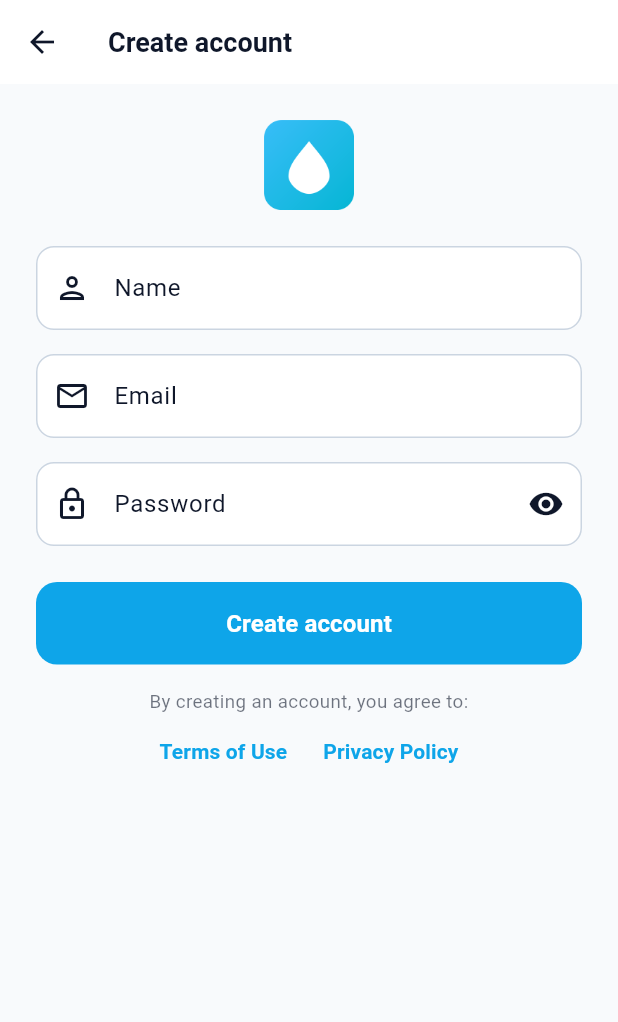
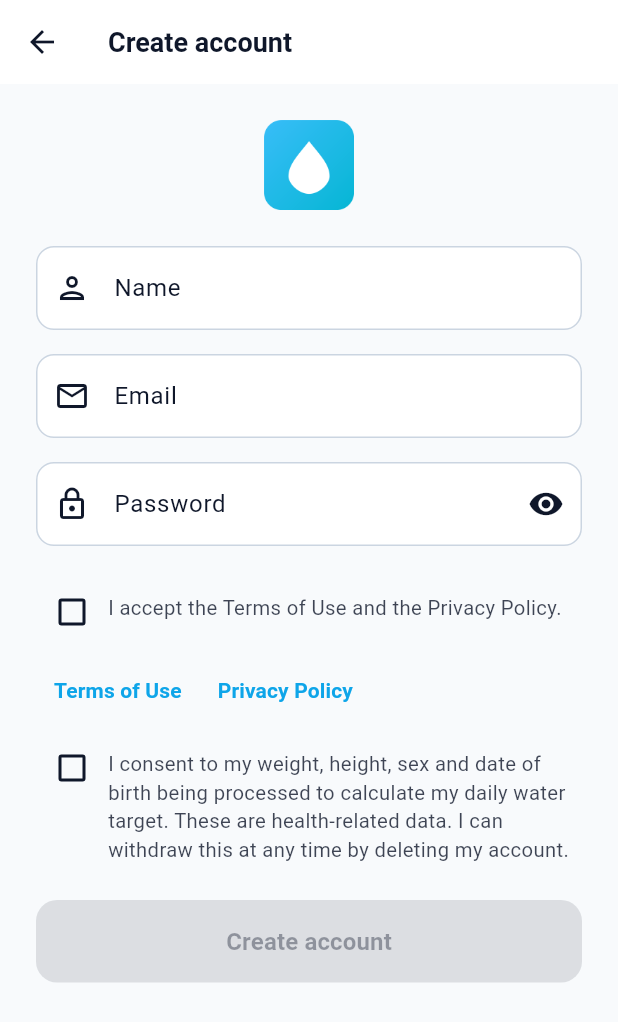
Before and after one commit to vovafes/water-app-mobile, a Flutter app: the RegisterScreen screen opened directly, on a phone screen of 412 x 824 dp. Shown: the top 1022 px of the screen. Run offline on Flutter 3.47's test engine with Material 3 defaults, Android fonts, the phone set to English and light mode, and no system bars; our stand-ins replace easy_localization, flutter_local_notifications, flutter_svg, flutter_timezone, image_picker, in_app_purchase and 3 more; missing offline and left inert: in_app_purchase_android, in_app_purchase_storekit; accounts and stored records are empty; network calls fail.

Commit message:
Forgot-password screen and sign-up consent boxes
- Sign-in links to a reset screen that asks the server for the mail and words the
  confirmation so it does not reveal whether the address has an account.
- Sign-up needs both boxes (Terms/Privacy, and explicit consent to process body
  measurements) before the button works, and sends both flags to the server.
- Translations in en/de/ru/uk and widget tests for both.

Co-Authored-By: Claude Sonnet 5.5 <noreply@anthropic.com>

```diff
--- a/assets/i18n/de.json
+++ b/assets/i18n/de.json
@@ -410,5 +410,12 @@
   "Not confirmed yet. Open the link in the email, then try again.": "Noch nicht bestätigt. Öffne den Link in der E-Mail und versuche es dann erneut.",
   "Wrong address? Log out": "Falsche Adresse? Abmelden",
   "Load more": "Mehr laden",
-  "New": "Neu"
+  "New": "Neu",
+  "Forgot password?": "Passwort vergessen?",
+  "Enter the email you signed up with. We'll send you a link to choose a new password.": "Gib die E-Mail-Adresse ein, mit der du dich registriert hast. Wir senden dir einen Link, um ein neues Passwort zu wählen.",
+  "If that address has an account, a reset link is on its way. Look in your spam folder too.": "Falls zu dieser Adresse ein Konto existiert, ist ein Link unterwegs. Schau auch im Spam-Ordner nach.",
+  "Too many attempts. Wait a minute and try again.": "Zu viele Versuche. Warte eine Minute und versuche es erneut.",
+  "Could not send the link. Check your connection and try again.": "Der Link konnte nicht gesendet werden. Prüfe deine Verbindung und versuche es erneut.",
+  "I accept the Terms of Use and the Privacy Policy.": "Ich akzeptiere die Nutzungsbedingungen und die Datenschutzerklärung.",
+  "I consent to my weight, height, sex and date of birth being processed to calculate my daily water target. These are health-related data. I can withdraw this at any time by deleting my account.": "Ich willige in die Verarbeitung meines Gewichts, meiner Größe, meines Geschlechts und meines Geburtsdatums zur Berechnung meines täglichen Wasserziels ein. Dies sind gesundheitsbezogene Daten. Ich kann die Einwilligung jederzeit widerrufen, indem ich mein Konto lösche."
 }
--- a/assets/i18n/en.json
+++ b/assets/i18n/en.json
@@ -410,5 +410,12 @@
   "Not confirmed yet. Open the link in the email, then try again.": "Not confirmed yet. Open the link in the email, then try again.",
   "Wrong address? Log out": "Wrong address? Log out",
   "Load more": "Load more",
-  "New": "New"
+  "New": "New",
+  "Forgot password?": "Forgot password?",
+  "Enter the email you signed up with. We'll send you a link to choose a new password.": "Enter the email you signed up with. We'll send you a link to choose a new password.",
+  "If that address has an account, a reset link is on its way. Look in your spam folder too.": "If that address has an account, a reset link is on its way. Look in your spam folder too.",
+  "Too many attempts. Wait a minute and try again.": "Too many attempts. Wait a minute and try again.",
+  "Could not send the link. Check your connection and try again.": "Could not send the link. Check your connection and try again.",
+  "I accept the Terms of Use and the Privacy Policy.": "I accept the Terms of Use and the Privacy Policy.",
+  "I consent to my weight, height, sex and date of birth being processed to calculate my daily water target. These are health-related data. I can withdraw this at any time by deleting my account.": "I consent to my weight, height, sex and date of birth being processed to calculate my daily water target. These are health-related data. I can withdraw this at any time by deleting my account."
 }
--- a/lib/providers/auth_provider.dart
+++ b/lib/providers/auth_provider.dart
@@ -6,6 +6,28 @@ import '../services/entitlement_store.dart';
 import '../models/entitlement.dart';
 import '../models/user.dart';
 import '../premium/premium_gate.dart';
+
+/// What came of asking for a password-reset link.
+enum PasswordResetOutcome { sent, throttled, invalid, failed }
+
+class PasswordResetResult {
+  final PasswordResetOutcome outcome;
+
+  /// The server's own wording for [PasswordResetOutcome.invalid].
+  final String? message;
+
+  const PasswordResetResult.sent()
+    : outcome = PasswordResetOutcome.sent,
+      message = null;
+  const PasswordResetResult.throttled()
+    : outcome = PasswordResetOutcome.throttled,
+      message = null;
+  const PasswordResetResult.failed()
+    : outcome = PasswordResetOutcome.failed,
+      message = null;
+  const PasswordResetResult.invalid(this.message)
+    : outcome = PasswordResetOutcome.invalid;
+}
 
 class AuthProvider extends ChangeNotifier {
   User? _user;
@@ -66,6 +88,30 @@ class AuthProvider extends ChangeNotifier {
     }
   }
 
+  /// Asks the server to mail a link for choosing a new password.
+  ///
+  /// The server answers the same whether or not the address has an account (so
+  /// the form cannot be used to find out who is registered), and the screen
+  /// must not hint otherwise either.
+  Future<PasswordResetResult> requestPasswordReset(String email) async {
+    final res = await ApiService.post('/auth/forgot-password', {
+      'email': email,
+    }, auth: false);
+    if (res['success'] == true) return const PasswordResetResult.sent();
+    final status = res['status'];
+    if (status == 429) return const PasswordResetResult.throttled();
+    if (status == 422) {
+      final data = res['data'];
+      return PasswordResetResult.invalid(
+        _readError(
+          data is Map<String, dynamic> ? data : <String, dynamic>{},
+          'Could not send the link. Check your connection and try again.'.tr(),
+        ),
+      );
+    }
+    return const PasswordResetResult.failed();
+  }
+
   /// Asks the backend to send the confirmation link again.
   Future<bool> resendVerification() async {
     final res = await ApiService.post(
@@ -120,7 +166,17 @@ class AuthProvider extends ChangeNotifier {
     }
   }
 
-  Future<bool> register(String name, String email, String password) async {
+  /// [termsAccepted] and [healthConsent] are the two boxes on the sign-up form:
+  /// the Terms and Privacy Policy, and the explicit consent to process the body
+  /// measurements the target is built from. The server refuses an account
+  /// without both and keeps the moment each was given.
+  Future<bool> register(
+    String name,
+    String email,
+    String password, {
+    required bool termsAccepted,
+    required bool healthConsent,
+  }) async {
     _loading = true;
     _error = null;
     notifyListeners();
@@ -131,6 +187,8 @@ class AuthProvider extends ChangeNotifier {
       'email': email,
       'password': password,
       'password_confirmation': password,
+      'terms': termsAccepted,
+      'health_consent': healthConsent,
       // Without it every account started on UTC, so "today" rolled over at the
       // wrong hour for anyone not living on the Greenwich meridian.
       'timezone': ?zone,
--- a/lib/screens/auth/register_screen.dart
+++ b/lib/screens/auth/register_screen.dart
@@ -17,6 +17,11 @@ class _RegisterScreenState extends State<RegisterScreen> {
   final _emailCtrl = TextEditingController();
   final _passCtrl = TextEditingController();
   bool _obscure = true;
+
+  // Neither is pre-ticked: consent has to be an act. The second is the explicit
+  // consent the GDPR asks for before processing health-related data.
+  bool _terms = false;
+  bool _health = false;
 
   @override
   Widget build(BuildContext context) {
@@ -87,15 +92,46 @@ class _RegisterScreenState extends State<RegisterScreen> {
                   ),
                 ),
               ),
-              const SizedBox(height: 24),
+              const SizedBox(height: 16),
+              _ConsentRow(
+                value: _terms,
+                onChanged: (v) => setState(() => _terms = v),
+                label: 'I accept the Terms of Use and the Privacy Policy.'.tr(),
+              ),
+              Wrap(
+                children: [
+                  TextButton(
+                    onPressed: () => openExternal(
+                      LegalUrls.terms(context.locale.languageCode),
+                    ),
+                    child: Text('Terms of Use'.tr()),
+                  ),
+                  TextButton(
+                    onPressed: () => openExternal(
+                      LegalUrls.privacy(context.locale.languageCode),
+                    ),
+                    child: Text('Privacy Policy'.tr()),
+                  ),
+                ],
+              ),
+              _ConsentRow(
+                value: _health,
+                onChanged: (v) => setState(() => _health = v),
+                label:
+                    'I consent to my weight, height, sex and date of birth being processed to calculate my daily water target. These are health-related data. I can withdraw this at any time by deleting my account.'
+                        .tr(),
+              ),
+              const SizedBox(height: 20),
               FilledButton(
-                onPressed: auth.loading
+                onPressed: auth.loading || !_terms || !_health
                     ? null
                     : () async {
                         final ok = await context.read<AuthProvider>().register(
                           _nameCtrl.text.trim(),
                           _emailCtrl.text.trim(),
                           _passCtrl.text,
+                          termsAccepted: _terms,
+                          healthConsent: _health,
                         );
                         if (ok && context.mounted) Navigator.pop(context);
                       },
@@ -116,37 +152,6 @@ class _RegisterScreenState extends State<RegisterScreen> {
                         style: const TextStyle(fontSize: 16),
                       ),
               ),
-              const SizedBox(height: 16),
-              // The website's sign-up form carries this line; the app's did
-              // not, so an account could be made here without ever seeing the
-              // Terms or the Privacy Policy.
-              Text(
-                'By creating an account, you agree to:'.tr(),
-                textAlign: TextAlign.center,
-                style: TextStyle(
-                  fontSize: 12.5,
-                  color: Theme.of(
-                    context,
-                  ).colorScheme.onSurface.withValues(alpha: 0.6),
-                ),
-              ),
-              Wrap(
-                alignment: WrapAlignment.center,
-                children: [
-                  TextButton(
-                    onPressed: () => openExternal(
-                      LegalUrls.terms(context.locale.languageCode),
-                    ),
-                    child: Text('Terms of Use'.tr()),
-                  ),
-                  TextButton(
-                    onPressed: () => openExternal(
-                      LegalUrls.privacy(context.locale.languageCode),
-                    ),
-                    child: Text('Privacy Policy'.tr()),
-                  ),
-                ],
-              ),
             ],
           ),
         ),
@@ -154,3 +159,47 @@ class _RegisterScreenState extends State<RegisterScreen> {
     );
   }
 }
+
+/// A checkbox with its text beside it, tappable as a whole.
+class _ConsentRow extends StatelessWidget {
+  final bool value;
+  final ValueChanged<bool> onChanged;
+  final String label;
+
+  const _ConsentRow({
+    required this.value,
+    required this.onChanged,
+    required this.label,
+  });
+
+  @override
+  Widget build(BuildContext context) {
+    final cs = Theme.of(context).colorScheme;
+    return InkWell(
+      borderRadius: BorderRadius.circular(8),
+      onTap: () => onChanged(!value),
+      child: Padding(
+        padding: const EdgeInsets.symmetric(vertical: 4),
+        child: Row(
+          crossAxisAlignment: CrossAxisAlignment.start,
+          children: [
+            Checkbox(value: value, onChanged: (v) => onChanged(v ?? false)),
+            Expanded(
+              child: Padding(
+                padding: const EdgeInsets.only(top: 12),
+                child: Text(
+                  label,
+                  style: TextStyle(
+                    fontSize: 13.5,
+                    height: 1.4,
+                    color: cs.onSurface.withValues(alpha: 0.8),
+                  ),
+                ),
+              ),
+            ),
+          ],
+        ),
+      ),
+    );
+  }
+}
```
Also changed, not shown: assets/i18n/ru.json (+8 -1 lines), assets/i18n/uk.json (+9 -2 lines), lib/screens/auth/forgot_password_screen.dart (added, +203 -0 lines), lib/screens/auth/login_screen.dart (+21 -1 lines), 1 other file.
